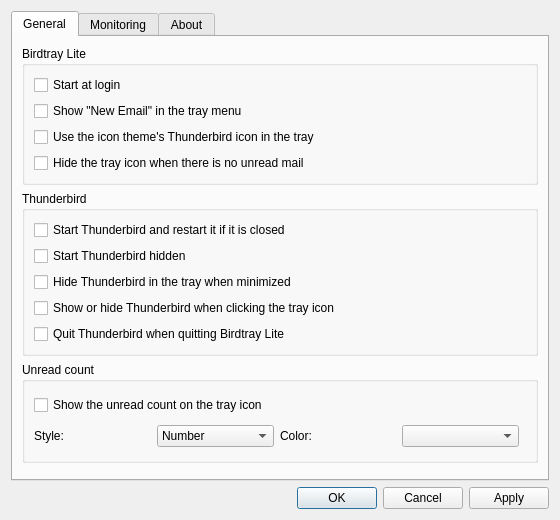
The window that src/dialogsettings.ui (vegiii/birdtray-lite) describes before a commit, drawn with Qt 5.
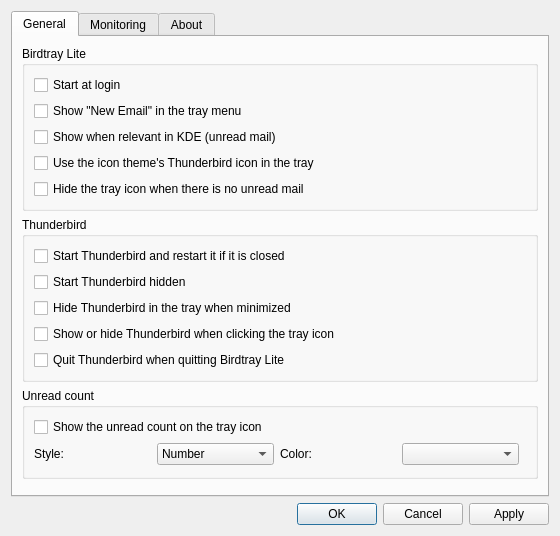
The same window after the commit. Icons and pictures are not drawn. Custom widgets are drawn as their Qt base class.

Diff of the .ui file:
```diff
--- a/src/dialogsettings.ui
+++ b/src/dialogsettings.ui
@@ -48,6 +48,16 @@
             </property>
            </widget>
           </item>
+          <item>
+           <widget class="QCheckBox" name="boxShowWhenRelevant">
+            <property name="text">
+             <string>Show when relevant in KDE (unread mail)</string>
+            </property>
+            <property name="toolTip">
+             <string>Keep the icon in KDE’s tray popup when there is no unread mail. Set the entry to “Show when relevant” in KDE System Tray settings.</string>
+            </property>
+           </widget>
+          </item>
           <item>
            <widget class="QCheckBox" name="boxThemeTrayIcon">
             <property name="text">
```
